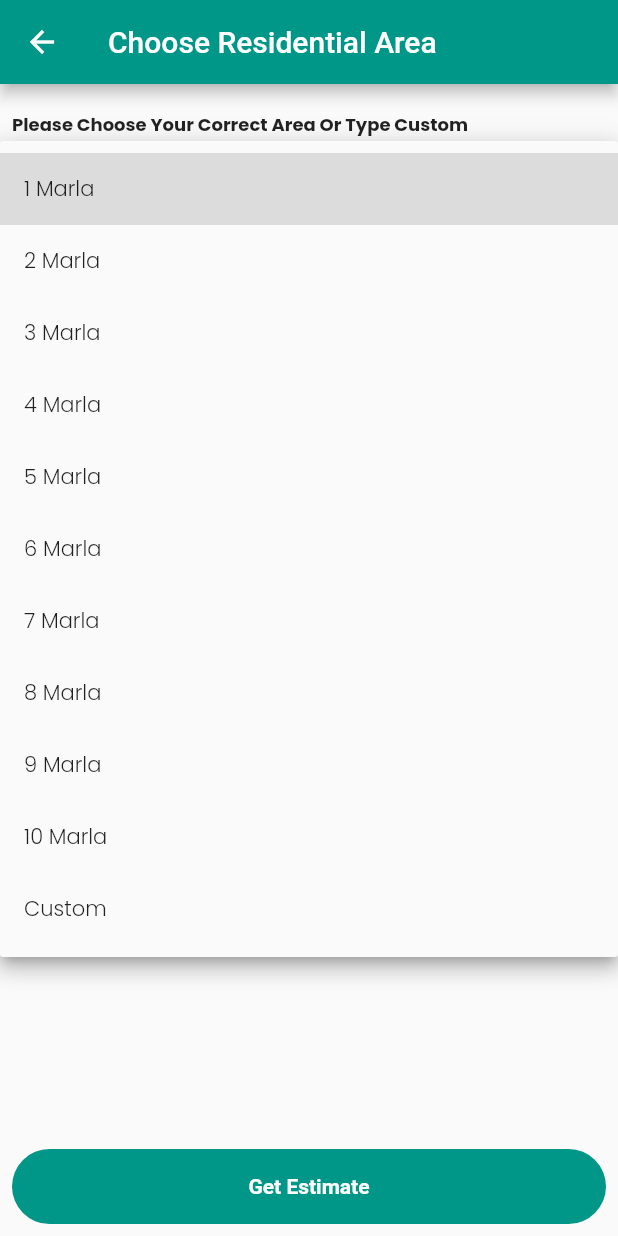
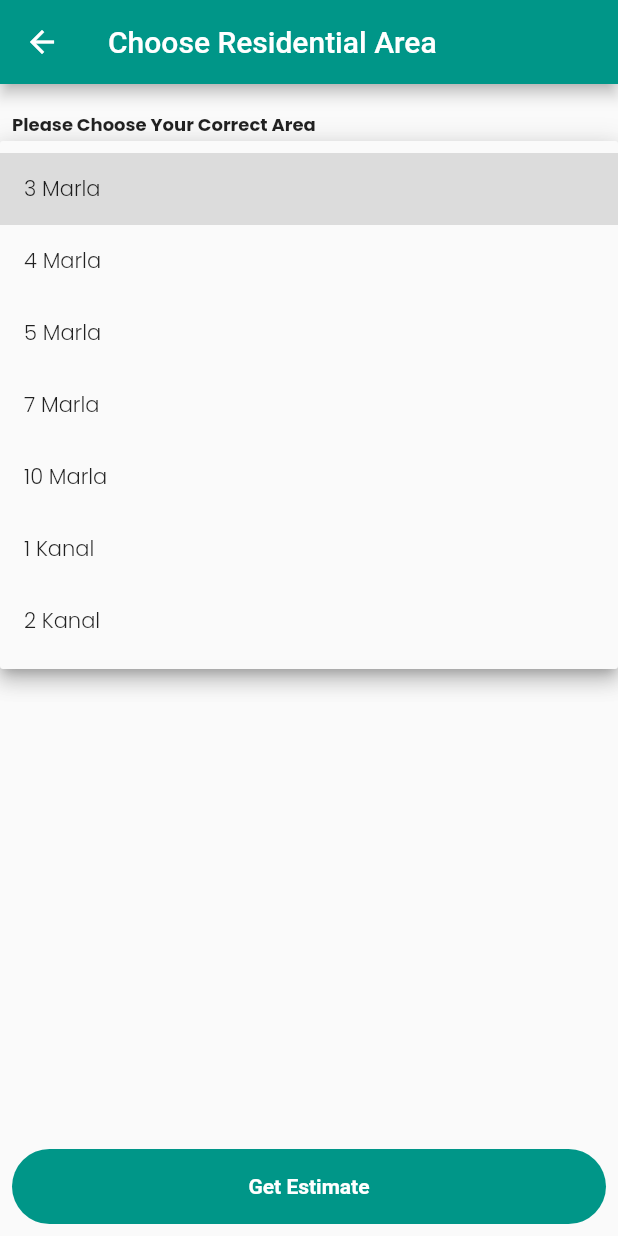
Before and after one commit to JamshaidMallik/amenities_fyp, a Flutter app: the ResidentialAreaScreen screen opened directly, after a tap on "Select Area", on a phone screen of 412 x 824 dp. Run offline on Flutter 3.47's test engine with Material 2 defaults, Android fonts, the phone set to English and light mode, and no system bars; our stand-ins replace awesome_dialog, cached_network_image, cloud_firestore, dotted_border, firebase_auth, firebase_core and 6 more; accounts and stored records are empty; network calls fail.

Commit message:
estimation ok

```diff
--- a/lib/controller/estimation_controller.dart
+++ b/lib/controller/estimation_controller.dart
@@ -4,23 +4,18 @@ import 'package:flutter/cupertino.dart';
 import 'package:get/get.dart';
 
 class EstimationController extends GetxController {
-  TextEditingController floorController = TextEditingController();
-  String? valueChoose;
-  List<String> listItem = [
-    "1 Marla",
-    "2 Marla",
+  String? chooseAreaValue;
+  List<String> areaList = [
     "3 Marla",
     "4 Marla",
     "5 Marla",
-    "6 Marla",
     "7 Marla",
-    "8 Marla",
-    "9 Marla",
     "10 Marla",
-    "Custom"
+    "1 Kanal",
+    "2 Kanal",
   ];
   void chooseArea(String? value) {
-    valueChoose = value;
+    chooseAreaValue = value;
     if (value != null) {
       String intValue = value.split(' ')[0];
       int selectedValue = int.tryParse(intValue) ?? 0;
@@ -29,114 +24,72 @@ class EstimationController extends GetxController {
     update();
   }
 
-  /// Residential area values
-  TextEditingController customAreaController = TextEditingController();
-  TextEditingController roomController = TextEditingController();
-  TextEditingController roomHeightController = TextEditingController();
-  TextEditingController roomWidthController = TextEditingController();
-  TextEditingController roomLengthController = TextEditingController();
-
-  int estimatedBricks = 0;
-  double estimatedSand = 0.0;
-  double estimatedGravel = 0.0;
-  double estimatedIronRod = 0.0;
-  double estimatedCement = 0.0;
-  // void calculateEstimation() {
-  //   int roomCount = int.tryParse(roomController.text) ?? 0;
-  //   double customArea = double.tryParse(customAreaController.text) ?? 0.0;
-  //   double roomHeight = double.tryParse(roomHeightController.text) ?? 0.0;
-  //   double roomWidth = double.tryParse(roomWidthController.text) ?? 0.0;
-  //   double roomLength = double.tryParse(roomLengthController.text) ?? 0.0;
-  //
-  //   // Get the selected area value
-  //   if (valueChoose != null) {
-  //     if (valueChoose == "Custom") {
-  //       // Perform estimation calculations for custom area
-  //       estimatedBricks = (customArea * roomHeight * roomWidth * roomLength).toInt();
-  //     } else {
-  //       String intValue = valueChoose!.split(' ')[0];
-  //       int selectedValue = int.tryParse(intValue) ?? 0;
-  //       log('selectedValue $selectedValue');
-  //       // Perform estimation calculations based on the selected area
-  //       estimatedBricks = selectedValue * roomHeight.toInt() * roomWidth.toInt() * roomLength.toInt();
-  //     }
-  //
-  //     // Perform other estimation calculations as needed
-  //     estimatedSand = roomHeight * roomWidth * roomLength * 0.5; // Sample calculation
-  //     estimatedGravel = roomHeight * roomWidth * roomLength * 0.75; // Sample calculation
-  //     estimatedIronRod = roomWidth + roomLength; // Sample calculation
-  //     estimatedCement = roomHeight + roomWidth + roomLength; // Sample calculation
-  //   }
-  //
-  //   update();
-  // }
-
-  void calculateEstimation() {
-    int roomCount = int.tryParse(roomController.text) ?? 0;
-    double customArea = double.tryParse(customAreaController.text) ?? 0.0;
-    double roomHeight = double.tryParse(roomHeightController.text) ?? 0.0;
-    double roomWidth = double.tryParse(roomWidthController.text) ?? 0.0;
-    double roomLength = double.tryParse(roomLengthController.text) ?? 0.0;
-
-    // Get the selected area value
-    if (valueChoose != null) {
-      if (valueChoose == "Custom") {
-        // Perform estimation calculations for custom area
-        estimatedBricks =
-            (customArea * roomCount * roomHeight * roomWidth * roomLength)
-                .toInt();
-        estimatedSand = roomCount *
-            roomHeight *
-            roomWidth *
-            roomLength *
-            0.5; // Sample calculation
-        estimatedGravel = roomCount *
-            roomHeight *
-            roomWidth *
-            roomLength *
-            0.75; // Sample calculation
-        estimatedIronRod =
-            roomCount * (roomWidth + roomLength); // Sample calculation
-        estimatedCement = roomCount *
-            (roomHeight + roomWidth + roomLength); // Sample calculation
-      } else {
-        String intValue = valueChoose!.split(' ')[0];
-        int selectedValue = int.tryParse(intValue) ?? 0;
-        log('selectedValue $selectedValue');
-        // Perform estimation calculations based on the selected area
-        estimatedBricks = selectedValue *
-            roomCount *
-            roomHeight.toInt() *
-            roomWidth.toInt() *
-            roomLength.toInt();
-
-        // Perform other estimation calculations as needed
-        estimatedSand = roomCount *
-            roomHeight *
-            roomWidth *
-            roomLength *
-            0.5; // Sample calculation
-        estimatedGravel = roomCount *
-            roomHeight *
-            roomWidth *
-            roomLength *
-            0.75; // Sample calculation
-        estimatedIronRod =
-            roomCount * (roomWidth + roomLength); // Sample calculation
-        estimatedCement = roomCount *
-            (roomHeight + roomWidth + roomLength); // Sample calculation
-      }
+  int? chooseFloorValue;
+  List<int> floorList = [
+    1,
+    2,
+  ];
+  void chooseFloor(int? value) {
+    chooseFloorValue = value;
+    if (value != null) {
+      log('selectedValue $chooseFloorValue');
     }
     update();
   }
+  /// Residential area values
+  TextEditingController firstFloorTotalRoom = TextEditingController();
+  TextEditingController secondFloorRoomController = TextEditingController();
+
+  int estimatedBricks = 0;
+  int estimatedSand = 0;
+  int estimatedGravel = 0;
+  int estimatedIronRod = 0;
+  int estimatedCement = 0;
+  void calculateEstimation() {
+    if (chooseAreaValue != null) {
+      String intValue = chooseAreaValue!.split(' ')[0];
+      int selectedValue = int.tryParse(intValue) ?? 0;
+      double conversionFactor = 1.0;
+      if (chooseAreaValue!.contains("Kanal")) {
+        // Convert Kanal to Marla
+        conversionFactor = 20.0;
+      }
+      double areaInMarla = selectedValue * conversionFactor;
+
+      if (chooseFloorValue == 1) {
+        int totalRooms = int.tryParse(firstFloorTotalRoom.text) ?? 0;
+        // Calculate estimation for 1 floor
+        estimatedBricks = (areaInMarla * totalRooms * 1000).toInt();
+        estimatedSand = (areaInMarla * totalRooms * 10).toInt();
+        estimatedGravel = (areaInMarla * totalRooms * 20).toInt();
+        estimatedIronRod = (areaInMarla * totalRooms * 25).toInt();
+        estimatedCement = (areaInMarla * totalRooms * 10).toInt();
+      } else if (chooseFloorValue == 2) {
+        int firstFloorTotalRooms = int.tryParse(firstFloorTotalRoom.text) ?? 0;
+        int secondFloorTotalRooms = int.tryParse(secondFloorRoomController.text) ?? 0;
+        // Calculate estimation for 2 floors
+        estimatedBricks = (areaInMarla * (firstFloorTotalRooms + secondFloorTotalRooms) * 1000).toInt();
+        estimatedSand = (areaInMarla * (firstFloorTotalRooms + secondFloorTotalRooms) * 10).toInt();
+        estimatedGravel = (areaInMarla * (firstFloorTotalRooms + secondFloorTotalRooms) * 20).toInt();
+        estimatedIronRod = (areaInMarla * (firstFloorTotalRooms + secondFloorTotalRooms) * 25).toInt();
+        estimatedCement = (areaInMarla * (firstFloorTotalRooms + secondFloorTotalRooms) * 10).toInt();
+      }
+      log('Estimated Bricks: $estimatedBricks');
+      log('Estimated Sand: $estimatedSand');
+      log('Estimated Gravel: $estimatedGravel');
+      log('Estimated Iron Rod: $estimatedIronRod');
+      log('Estimated Cement: $estimatedCement');
+    }
+  }
+
+
 
   @override
   void dispose() {
     super.dispose();
-    customAreaController.clear();
-    roomHeightController.clear();
-    roomWidthController.clear();
-    roomLengthController.clear();
-    roomController.clear();
+    firstFloorTotalRoom.clear();
+    secondFloorRoomController.clear();
+    chooseFloorValue = null;
+    chooseAreaValue = null;
   }
 }
--- a/lib/main.dart
+++ b/lib/main.dart
@@ -6,7 +6,6 @@ import 'package:firebase_core/firebase_core.dart';
 import 'package:flutter/material.dart';
 import 'package:get/get.dart';
 import 'package:get_storage/get_storage.dart';
-
 import 'controller/auth_controller.dart';
 import 'firebase_options.dart';
 import 'screens/admin_screen/admin_main_screen.dart';
@@ -18,7 +17,6 @@ void main() async{
   );
   GetStorage.init();
   runApp(const MyApp());
-
 }
 
 class MyApp extends StatelessWidget {
--- a/lib/screens/user_screens/commercial_area_screen.dart
+++ b/lib/screens/user_screens/commercial_area_screen.dart
@@ -29,7 +29,7 @@ class CommercialAreaScreen extends StatelessWidget {
               crossAxisAlignment: CrossAxisAlignment.start,
               children: [
                 10.0.height,
-                Text('Please Choose Your Correct Area Or Type Custom', style: kHeadingText.copyWith(fontSize: 12.0),),
+                Text('Please Choose Your Correct Area', style: kHeadingText.copyWith(fontSize: 12.0),),
                 10.0.height,
                 DropdownButtonFormField(
                     decoration: InputDecoration(
@@ -44,38 +44,61 @@ class CommercialAreaScreen extends StatelessWidget {
                       ),
                     ),
                     hint: const Text("Select Area"),
-                    items: c.listItem.map((valueItem){
+                    items: c.areaList.map((valueItem){
                       return DropdownMenuItem(
                         value: valueItem,
                         child: Text(valueItem, style:kPrimaryText.copyWith(fontSize: 14.0),),
                       );
                     }).toList(),
-                    value: c.valueChoose,
+                    value: c.chooseAreaValue,
                     onChanged: (newValue)=> c.chooseArea(newValue)),
-                c.valueChoose == 'Custom'?  Column(
+                20.0.height,
+                Text('Please Choose Your Numbers Of Floor', style: kHeadingText.copyWith(fontSize: 12.0),),
+                10.0.height,
+                DropdownButtonFormField(
+                    decoration: InputDecoration(
+                      contentPadding: const EdgeInsets.symmetric(horizontal: 20,vertical: 5),
+                      border: OutlineInputBorder(
+                        borderRadius: BorderRadius.circular(50),
+                        borderSide: const BorderSide(color: kPrimaryColor),
+                      ),
+                      focusedBorder: OutlineInputBorder(
+                        borderRadius: BorderRadius.circular(50),
+                        borderSide: const BorderSide(color: kPrimaryColor),
+                      ),
+                    ),
+                    hint: const Text("Select Floor"),
+                    items: c.floorList.map((valueItem){
+                      return DropdownMenuItem(
+                        value: valueItem,
+                        child: Text(valueItem.toString(), style:kPrimaryText.copyWith(fontSize: 14.0),),
+                      );
+                    }).toList(),
+                    value: c.chooseFloorValue,
+                    onChanged: (newValue)=> c.chooseFloor(newValue)),
+
+                if(c.chooseFloorValue ==  1)
+                  Column(
+                    crossAxisAlignment: CrossAxisAlignment.start,
                     children: [
+                      15.0.height,
+                      Text('Enter First Floor Total Room', style: kHeadingText.copyWith(fontSize: 12.0),),
                       10.0.height,
-                    customTextField(hintText: 'Enter Custom Area',controller: c.customAreaController),
+                      customTextField(hintText: 'Numbers of Room', controller: c.firstFloorTotalRoom, keyboardType: TextInputType.number),
                     ],
-                ):Container(),
-                20.0.height,
-                Text('Enter Total Floor', style: kHeadingText.copyWith(fontSize: 12.0),),
+                  ),
+                if(c.chooseFloorValue == 2)
+                  Column(
+                    crossAxisAlignment: CrossAxisAlignment.start,
+                    children: [
+                      15.0.height,
+                      Text('Enter First Floor Total Room', style: kHeadingText.copyWith(fontSize: 12.0),),
                       10.0.height,
-                customTextField(hintText: 'Numbers of Floor', controller: c.floorController, keyboardType: TextInputType.number),
-                20.0.height,
-                Text('Enter Total Room', style: kHeadingText.copyWith(fontSize: 12.0),),
+                      customTextField(hintText: 'Numbers of Room', controller: c.firstFloorTotalRoom, keyboardType: TextInputType.number),
+                      15.0.height,
+                      Text('Enter Second Floor Total Room', style: kHeadingText.copyWith(fontSize: 12.0),),
                       10.0.height,
-                customTextField(hintText: 'Numbers of Room', controller: c.roomController, keyboardType: TextInputType.number),
-                30.0.height,
-                Text('Room Dimension in (Foot)', style: kHeadingText.copyWith(fontSize: 12.0),),
-                10.0.height,
-                Row(
-                  children: [
-                    Expanded(child: customTextField(hintText: 'Height',controller: c.roomHeightController,keyboardType: TextInputType.number)),
-                    5.0.width,
-                    Expanded(child: customTextField(hintText: 'Width',controller: c.roomWidthController,keyboardType: TextInputType.number)),
-                    5.0.width,
-                    Expanded(child: customTextField(hintText: 'Length',controller: c.roomLengthController,keyboardType: TextInputType.number)),
+                      customTextField(hintText: 'Numbers of Room', controller: c.secondFloorRoomController, keyboardType: TextInputType.number),
                     ],
                   ),
 
@@ -86,8 +109,29 @@ class CommercialAreaScreen extends StatelessWidget {
           bottomNavigationBar: Padding(
             padding: const EdgeInsets.all(8.0),
             child: primarybutton(btnText: 'Get Estimate',press: (){
+              if(c.chooseAreaValue == null){
+                Get.snackbar(
+                    colorText: Colors.white,
+                    'Alert!', 'Please Select Area');
+                return;
+              }else if(c.chooseFloorValue == null){
+                Get.snackbar(
+                    colorText: Colors.white,
+                    'Alert!', 'Please Select Floor');
+                return;
+              } else if(c.firstFloorTotalRoom.text.isEmpty){
+                Get.snackbar(
+                    colorText: Colors.white,
+                    'Alert!', 'Please Enter First Floor Total Room');
+              } else if(c.chooseFloorValue == 2 && c.secondFloorRoomController.text.isEmpty){
+                Get.snackbar(
+                    colorText: Colors.white,
+                    'Alert!', 'Please Enter Second Floor Total Room');
+              } else{
                 c.calculateEstimation();
                 Get.to(()=> const EstimateResultScreen());
+              }
+
             }),
           ),
         );
--- a/lib/screens/user_screens/residetial_area_screen.dart
+++ b/lib/screens/user_screens/residetial_area_screen.dart
@@ -29,7 +29,7 @@ class ResidentialAreaScreen extends StatelessWidget {
                 crossAxisAlignment: CrossAxisAlignment.start,
                 children: [
                   10.0.height,
-                  Text('Please Choose Your Correct Area Or Type Custom', style: kHeadingText.copyWith(fontSize: 12.0),),
+                  Text('Please Choose Your Correct Area', style: kHeadingText.copyWith(fontSize: 12.0),),
                   10.0.height,
                   DropdownButtonFormField(
                       decoration: InputDecoration(
@@ -44,36 +44,63 @@ class ResidentialAreaScreen extends StatelessWidget {
                         ),
                       ),
                       hint: const Text("Select Area"),
-                      items: c.listItem.map((valueItem){
+                      items: c.areaList.map((valueItem){
                         return DropdownMenuItem(
                           value: valueItem,
                           child: Text(valueItem, style:kPrimaryText.copyWith(fontSize: 14.0),),
                         );
                       }).toList(),
-                      value: c.valueChoose,
+                      value: c.chooseAreaValue,
                       onChanged: (newValue)=> c.chooseArea(newValue)),
-                  c.valueChoose == 'Custom'?  Column(
+                  20.0.height,
+                  Text('Please Choose Your Numbers Of Floor', style: kHeadingText.copyWith(fontSize: 12.0),),
+                  10.0.height,
+                  DropdownButtonFormField(
+                      decoration: InputDecoration(
+                        contentPadding: const EdgeInsets.symmetric(horizontal: 20,vertical: 5),
+                        border: OutlineInputBorder(
+                          borderRadius: BorderRadius.circular(50),
+                          borderSide: const BorderSide(color: kPrimaryColor),
+                        ),
+                        focusedBorder: OutlineInputBorder(
+                          borderRadius: BorderRadius.circular(50),
+                          borderSide: const BorderSide(color: kPrimaryColor),
+                        ),
+                      ),
+                      hint: const Text("Select Floor"),
+                      items: c.floorList.map((valueItem){
+                        return DropdownMenuItem(
+                          value: valueItem,
+                          child: Text(valueItem.toString(), style:kPrimaryText.copyWith(fontSize: 14.0),),
+                        );
+                      }).toList(),
+                      value: c.chooseFloorValue,
+                      onChanged: (newValue)=> c.chooseFloor(newValue)),
+
+                  if(c.chooseFloorValue ==  1)
+                    Column(
+                    crossAxisAlignment: CrossAxisAlignment.start,
                     children: [
+                      15.0.height,
+                      Text('Enter First Floor Total Room', style: kHeadingText.copyWith(fontSize: 12.0),),
                       10.0.height,
-                      customTextField(hintText: 'Enter Custom Area',controller: c.customAreaController),
-                    ],
-                  ):Container(),
-                  20.0.height,
-                  Text('Enter Total Room', style: kHeadingText.copyWith(fontSize: 12.0),),
-                  10.0.height,
-                  customTextField(hintText: 'Numbers of Room', controller: c.roomController, keyboardType: TextInputType.number),
-                  30.0.height,
-                  Text('Room Dimension in (Foot)', style: kHeadingText.copyWith(fontSize: 12.0),),
-                  10.0.height,
-                  Row(
-                    children: [
-                      Expanded(child: customTextField(hintText: 'Height',controller: c.roomHeightController,keyboardType: TextInputType.number)),
-                      5.0.width,
-                      Expanded(child: customTextField(hintText: 'Width',controller: c.roomWidthController,keyboardType: TextInputType.number)),
-                      5.0.width,
-                      Expanded(child: customTextField(hintText: 'Length',controller: c.roomLengthController,keyboardType: TextInputType.number)),
+                      customTextField(hintText: 'Numbers of Room', controller: c.firstFloorTotalRoom, keyboardType: TextInputType.number),
                     ],
                   ),
+                  if(c.chooseFloorValue == 2)
+                    Column(
+                      crossAxisAlignment: CrossAxisAlignment.start,
+                      children: [
+                        15.0.height,
+                        Text('Enter First Floor Total Room', style: kHeadingText.copyWith(fontSize: 12.0),),
+                        10.0.height,
+                        customTextField(hintText: 'Numbers of Room', controller: c.firstFloorTotalRoom, keyboardType: TextInputType.number),
+                        15.0.height,
+                        Text('Enter Second Floor Total Room', style: kHeadingText.copyWith(fontSize: 12.0),),
+                        10.0.height,
+                        customTextField(hintText: 'Numbers of Room', controller: c.secondFloorRoomController, keyboardType: TextInputType.number),
+                      ],
+                    ),
 
                   40.0.height,
                 ],
@@ -82,8 +109,29 @@ class ResidentialAreaScreen extends StatelessWidget {
             bottomNavigationBar: Padding(
               padding: const EdgeInsets.all(8.0),
               child: primarybutton(btnText: 'Get Estimate',press: (){
-                c.calculateEstimation();
-                Get.to(()=> const EstimateResultScreen());
+                if(c.chooseAreaValue == null){
+                  Get.snackbar(
+                    colorText: Colors.white,
+                      'Alert!', 'Please Select Area');
+                  return;
+                }else if(c.chooseFloorValue == null){
+                  Get.snackbar(
+                      colorText: Colors.white,
+                      'Alert!', 'Please Select Floor');
+                  return;
+                } else if(c.firstFloorTotalRoom.text.isEmpty){
+                  Get.snackbar(
+                      colorText: Colors.white,
+                      'Alert!', 'Please Enter First Floor Total Room');
+                } else if(c.chooseFloorValue == 2 && c.secondFloorRoomController.text.isEmpty){
+                  Get.snackbar(
+                      colorText: Colors.white,
+                      'Alert!', 'Please Enter Second Floor Total Room');
+                } else{
+                  c.calculateEstimation();
+                  Get.to(()=> const EstimateResultScreen());
+                }
+
               }),
             ),
           );
```
Also changed, not shown: lib/screens/user_screens/estimation_result_screen.dart (+11 -14 lines), pubspec.lock. Lines whose indentation alone changed are shown as unchanged.
